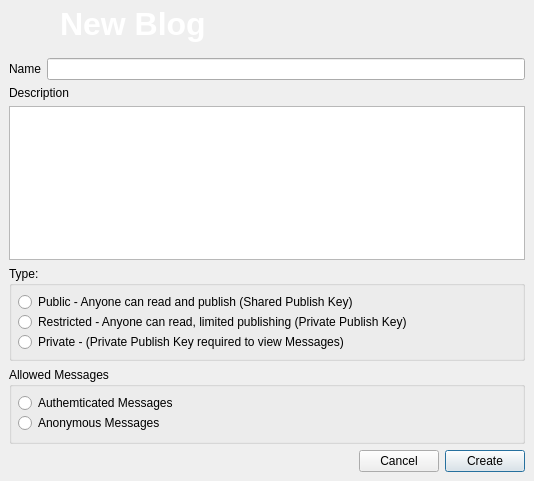
Qt form retroshare-gui/src/gui/unfinished/blogs/CreateBlog.ui (RetroShare/RetroShare) before a commit.
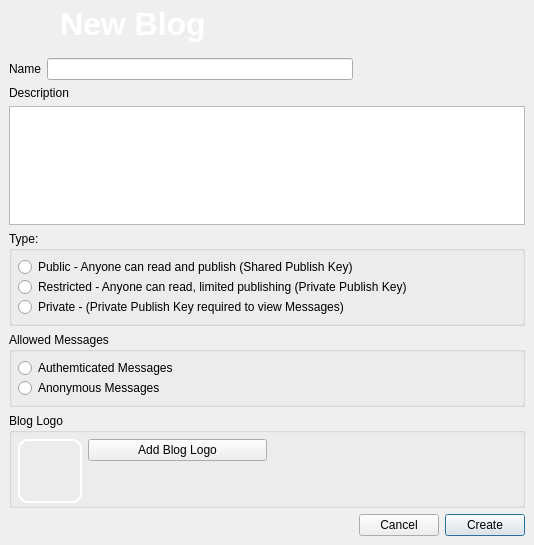
The same form after that commit. Icons and pictures are not drawn.

Commit message: added group icon support for blogs and channels

Diff of the .ui file:
```diff
--- a/retroshare-gui/src/gui/unfinished/blogs/CreateBlog.ui
+++ b/retroshare-gui/src/gui/unfinished/blogs/CreateBlog.ui
@@ -7,7 +7,7 @@
     <x>0</x>
     <y>0</y>
     <width>534</width>
-    <height>481</height>
+    <height>545</height>
    </rect>
   </property>
   <property name="windowTitle">
@@ -87,7 +87,7 @@
      </layout>
     </widget>
    </item>
-   <item row="1" column="0">
+   <item row="2" column="0">
     <widget class="QFrame" name="frame">
      <property name="frameShape">
       <enum>QFrame::NoFrame</enum>
@@ -95,8 +95,8 @@
      <property name="frameShadow">
       <enum>QFrame::Raised</enum>
      </property>
-     <layout class="QGridLayout" name="gridLayout_5">
-      <item row="0" column="0" colspan="3">
+     <layout class="QGridLayout" name="gridLayout_6">
+      <item row="0" column="0">
        <layout class="QHBoxLayout" name="horizontalLayout">
         <item>
          <widget class="QLabel" name="label">
@@ -110,21 +110,17 @@
         </item>
        </layout>
       </item>
-      <item row="1" column="0" colspan="3">
-       <layout class="QVBoxLayout">
-        <item>
-         <widget class="QLabel" name="label_5">
-          <property name="text">
-           <string>Description</string>
-          </property>
-         </widget>
-        </item>
-        <item>
-         <widget class="QTextEdit" name="forumDesc"/>
-        </item>
-       </layout>
+      <item row="1" column="0">
+       <widget class="QLabel" name="label_5">
+        <property name="text">
+         <string>Description</string>
+        </property>
+       </widget>
       </item>
       <item row="2" column="0" colspan="3">
+       <widget class="QTextEdit" name="forumDesc"/>
+      </item>
+      <item row="3" column="0" colspan="3">
        <widget class="QGroupBox" name="tyoeGroupBox">
         <property name="title">
          <string>Type:</string>
@@ -160,7 +156,7 @@
         </layout>
        </widget>
       </item>
-      <item row="3" column="0" colspan="3">
+      <item row="4" column="0" colspan="3">
        <widget class="QGroupBox" name="msgGroupBox">
         <property name="title">
          <string>Allowed Messages</string>
@@ -186,15 +182,102 @@
            </property>
           </widget>
          </item>
-         <item>
-          <spacer name="verticalSpacer_2">
+        </layout>
+       </widget>
+      </item>
+      <item row="5" column="0" colspan="3">
+       <widget class="QGroupBox" name="groupBoxLogo">
+        <property name="title">
+         <string>Blog Logo</string>
+        </property>
+        <layout class="QGridLayout" name="gridLayout_4">
+         <property name="leftMargin">
+          <number>6</number>
+         </property>
+         <property name="topMargin">
+          <number>6</number>
+         </property>
+         <property name="rightMargin">
+          <number>6</number>
+         </property>
+         <property name="bottomMargin">
+          <number>2</number>
+         </property>
+         <property name="verticalSpacing">
+          <number>6</number>
+         </property>
+         <item row="0" column="0">
+          <layout class="QGridLayout" name="gridLayout_2">
+           <item row="0" column="0" rowspan="2">
+            <widget class="QToolButton" name="blogLogoButton">
+             <property name="minimumSize">
+              <size>
+               <width>64</width>
+               <height>64</height>
+              </size>
+             </property>
+             <property name="maximumSize">
+              <size>
+               <width>64</width>
+               <height>64</height>
+              </size>
+             </property>
+             <property name="styleSheet">
+              <string notr="true">
+border: 2px solid white;
+border-radius: 10px;
+</string>
+             </property>
+             <property name="text">
+              <string/>
+             </property>
+             <property name="icon">
+              <iconset resource="../../images.qrc">
+               <normaloff>:/images/hi64-app-kblogger.png</normaloff>:/images/hi64-app-kblogger.png</iconset>
+             </property>
+             <property name="iconSize">
+              <size>
+               <width>64</width>
+               <height>64</height>
+              </size>
+             </property>
+            </widget>
+           </item>
+           <item row="0" column="1">
+            <widget class="QPushButton" name="LogoButton">
+             <property name="text">
+              <string>Add Blog Logo</string>
+             </property>
+             <property name="icon">
+              <iconset resource="../../images.qrc">
+               <normaloff>:/images/add_image24.png</normaloff>:/images/add_image24.png</iconset>
+             </property>
+            </widget>
+           </item>
+           <item row="1" column="1">
+            <spacer name="horizontalSpacer">
+             <property name="orientation">
+              <enum>Qt::Horizontal</enum>
+             </property>
+             <property name="sizeHint" stdset="0">
+              <size>
+               <width>118</width>
+               <height>20</height>
+              </size>
+             </property>
+            </spacer>
+           </item>
+          </layout>
+         </item>
+         <item row="0" column="1">
+          <spacer name="horizontalSpacer_2">
            <property name="orientation">
-            <enum>Qt::Vertical</enum>
+            <enum>Qt::Horizontal</enum>
            </property>
            <property name="sizeHint" stdset="0">
             <size>
-             <width>20</width>
-             <height>40</height>
+             <width>40</width>
+             <height>20</height>
             </size>
            </property>
           </spacer>
@@ -202,7 +285,7 @@
         </layout>
        </widget>
       </item>
-      <item row="4" column="0">
+      <item row="6" column="0">
        <spacer>
         <property name="orientation">
          <enum>Qt::Horizontal</enum>
@@ -215,14 +298,14 @@
         </property>
        </spacer>
       </item>
-      <item row="4" column="1">
+      <item row="6" column="1">
        <widget class="QPushButton" name="cancelButton">
         <property name="text">
          <string>Cancel</string>
         </property>
        </widget>
       </item>
-      <item row="4" column="2">
+      <item row="6" column="2">
        <widget class="QPushButton" name="createButton">
         <property name="text">
          <string>Create</string>
```
Left out of the diff: 7 changed lines with no effect on the pictures. The commit also changes 5 other files.
